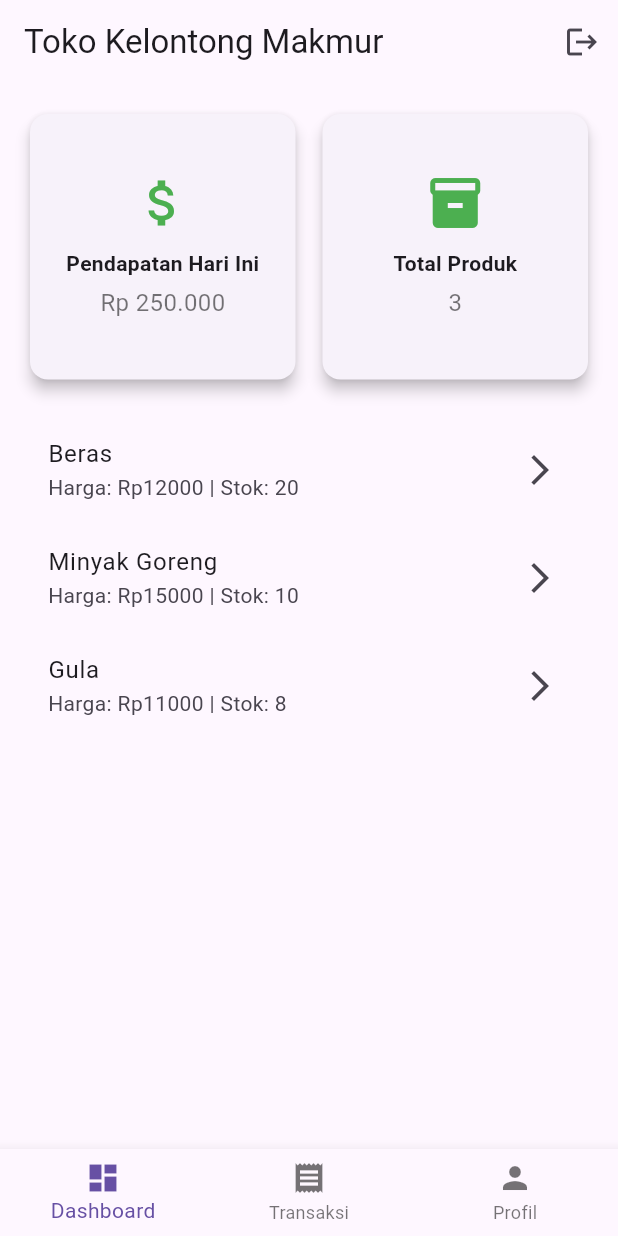
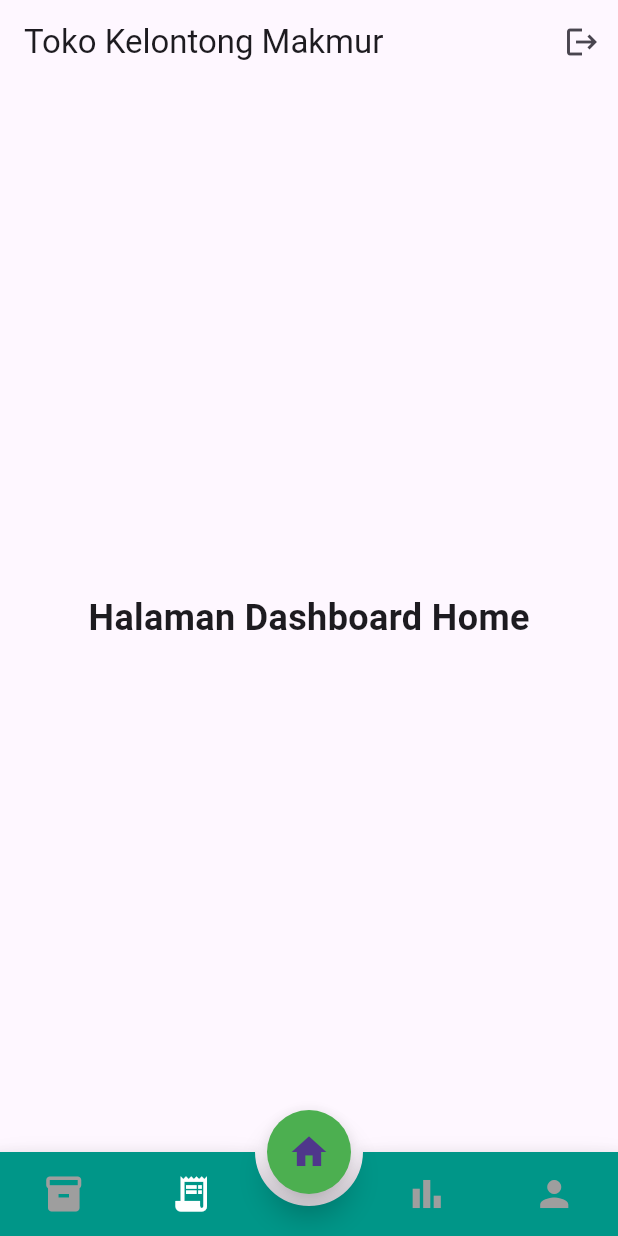
Before and after one commit to MoonCat-Meow/app_tokoklontong, a Flutter app: the DashboardScreen screen opened directly, on a phone screen of 412 x 824 dp. Run offline on Flutter 3.47's test engine with Material 3 defaults, Android fonts, the phone set to English and light mode, and no system bars; drawn by our look-alikes of animated_bottom_navigation_bar; our stand-ins replace get, google_fonts, supabase_flutter; accounts and stored records are empty.

Commit message:
updateDashboard

```diff
--- /dev/null
+++ b/lib/screen/dashboard_home.dart
@@ -0,0 +1,15 @@
+import 'package:flutter/material.dart';
+
+class DashboardHome extends StatelessWidget {
+  const DashboardHome({super.key});
+
+  @override
+  Widget build(BuildContext context) {
+    return Center(
+      child: Text(
+        'Halaman Dashboard Home',
+        style: TextStyle(fontSize: 24, fontWeight: FontWeight.bold),
+      ),
+    );
+  }
+}
--- a/lib/screen/dashboard_screen.dart
+++ b/lib/screen/dashboard_screen.dart
@@ -1,20 +1,37 @@
-import 'package:app_tokoklontong/screen/login_screen.dart';
 import 'package:flutter/material.dart';
 import 'package:get/get.dart';
+import 'package:animated_bottom_navigation_bar/animated_bottom_navigation_bar.dart';
 
-class DashboardScreen extends StatelessWidget {
-  final List<Map<String, dynamic>> products = [
-    {"name": "Beras", "price": 12000, "stock": 20},
-    {"name": "Minyak Goreng", "price": 15000, "stock": 10},
-    {"name": "Gula", "price": 11000, "stock": 8},
+import 'package:app_tokoklontong/screen/login_screen.dart';
+import 'package:app_tokoklontong/screen/dashboard_home.dart'; // pastikan file ini ada
+
+class DashboardScreen extends StatefulWidget {
+  const DashboardScreen({super.key});
+
+  @override
+  State<DashboardScreen> createState() => _DashboardScreenState();
+}
+
+class _DashboardScreenState extends State<DashboardScreen> {
+  int _currentIndex = 2; // Home di tengah (index ke-2)
+
+  final iconList = <IconData>[
+    Icons.inventory_2, // Produk
+    Icons.receipt_long, // Transaksi
+    Icons.bar_chart, // Laporan
+    Icons.person, // Akun
+  ];
+
+  final List<Widget> pages = [
+    const Placeholder(child: Text('Halaman Produk')),
+    const Placeholder(child: Text('Halaman Transaksi')),
+    const DashboardHome(), // Halaman Home
+    const Placeholder(child: Text('Halaman Laporan')),
+    const Placeholder(child: Text('Halaman Akun')),
   ];
 
   void _logout() {
-    // Contoh logika logout: hapus token, session, dsb.
-
-    // Navigasi ke LoginScreen (widget)
-    Get.offAll(LoginScreen());
-
+    Get.offAll(() => const LoginScreen());
     Get.snackbar(
       'Logout',
       'Anda berhasil logout',
@@ -27,90 +44,44 @@ class DashboardScreen extends StatelessWidget {
   Widget build(BuildContext context) {
     return Scaffold(
       appBar: AppBar(
-        title: Text('Toko Kelontong Makmur'),
+        title: const Text('Toko Kelontong Makmur'),
         actions: [
           IconButton(
-            icon: Icon(Icons.logout),
+            icon: const Icon(Icons.logout),
             onPressed: _logout,
             tooltip: 'Logout',
           ),
         ],
       ),
-      body: Padding(
-        padding: EdgeInsets.all(16),
-        child: Column(
-          children: [
-            GridView.count(
-              crossAxisCount: 2,
-              shrinkWrap: true,
-              physics: NeverScrollableScrollPhysics(),
-              crossAxisSpacing: 10,
-              mainAxisSpacing: 10,
-              children: [
-                _buildCard(
-                  "Pendapatan Hari Ini",
-                  "Rp 250.000",
-                  Icons.attach_money,
-                ),
-                _buildCard(
-                  "Total Produk",
-                  "${products.length}",
-                  Icons.inventory,
-                ),
-              ],
-            ),
-            SizedBox(height: 20),
-            Expanded(
-              child: ListView.builder(
-                itemCount: products.length,
-                itemBuilder: (_, index) {
-                  final item = products[index];
-                  return ListTile(
-                    title: Text(item["name"]),
-                    subtitle: Text(
-                      "Harga: Rp${item["price"]} | Stok: ${item["stock"]}",
-                    ),
-                    trailing: Icon(Icons.arrow_forward_ios),
-                  );
-                },
-              ),
-            ),
-          ],
+      body: pages[_currentIndex],
+      floatingActionButton: SizedBox(
+        width: 56,
+        height: 56,
+        child: FloatingActionButton(
+          shape: const CircleBorder(),
+          onPressed: () => setState(() => _currentIndex = 2), // Home
+          backgroundColor: Colors.green,
+          elevation: 8,
+          child: const Icon(Icons.home, size: 28),
         ),
       ),
-      bottomNavigationBar: BottomNavigationBar(
-        currentIndex: 0,
-        items: [
-          BottomNavigationBarItem(
-            icon: Icon(Icons.dashboard),
-            label: 'Dashboard',
-          ),
-          BottomNavigationBarItem(
-            icon: Icon(Icons.receipt),
-            label: 'Transaksi',
-          ),
-          BottomNavigationBarItem(icon: Icon(Icons.person), label: 'Profil'),
-        ],
-      ),
-    );
-  }
 
-  Widget _buildCard(String title, String value, IconData icon) {
-    return Card(
-      elevation: 4,
-      shape: RoundedRectangleBorder(borderRadius: BorderRadius.circular(12)),
-      child: Padding(
-        padding: EdgeInsets.all(16),
-        child: Column(
-          mainAxisAlignment: MainAxisAlignment.center,
-          children: [
-            Icon(icon, size: 40, color: Colors.green),
-            SizedBox(height: 10),
-            Text(title, style: TextStyle(fontWeight: FontWeight.bold)),
-            SizedBox(height: 5),
-            Text(value, style: TextStyle(fontSize: 16, color: Colors.black54)),
-          ],
-        ),
+      floatingActionButtonLocation: FloatingActionButtonLocation.centerDocked,
+      bottomNavigationBar: AnimatedBottomNavigationBar(
+        icons: iconList,
+        activeIndex: _currentIndex < 2 ? _currentIndex : _currentIndex - 1,
+        gapLocation: GapLocation.center,
+        notchSmoothness: NotchSmoothness.verySmoothEdge,
+        leftCornerRadius: 0, // ubah ini jadi 0
+        rightCornerRadius: 0, // ubah ini jadi 0
+        activeColor: Colors.white,
+        inactiveColor: Colors.grey,
+        backgroundColor: Colors.teal,
+        iconSize: 28,
+        onTap: (index) {
+          int actualIndex = index < 2 ? index : index + 1;
+          setState(() => _currentIndex = actualIndex);
+        },
       ),
     );
   }
--- /dev/null
+++ b/lib/screen/settings_screen.dart
@@ -0,0 +1,15 @@
+import 'package:flutter/material.dart';
+
+class SettingsScreen extends StatelessWidget {
+  const SettingsScreen({super.key});
+
+  @override
+  Widget build(BuildContext context) {
+    return Center(
+      child: Text(
+        'Pengaturan',
+        style: TextStyle(fontSize: 24, fontWeight: FontWeight.bold),
+      ),
+    );
+  }
+}
```
